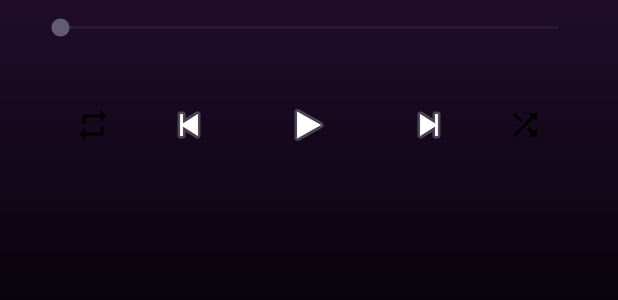
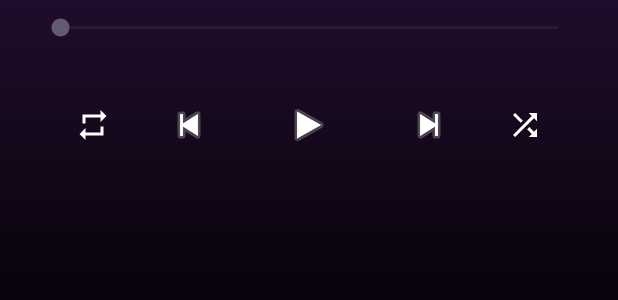
Before and after one commit to SansAC2206/music, an Android app: the layout activity_player.xml on its own in the app's theme, with its tools: preview values and no code run, on a phone screen of 412 x 824 dp. Shown: the part 820-1120 px from the top of the screen. Run offline under Robolectric (Android 15) with nearby library versions, the phone set to English and light mode, and no system bars.

```diff
--- a/app/src/main/res/layout/activity_player.xml
+++ b/app/src/main/res/layout/activity_player.xml
@@ -2,6 +2,7 @@
 <LinearLayout xmlns:android="http://schemas.android.com/apk/res/android"
     android:layout_width="match_parent"
     android:layout_height="match_parent"
+    xmlns:app="http://schemas.android.com/apk/res-auto"
     android:orientation="vertical"
     android:gravity="center"
     android:padding="24dp">
@@ -59,7 +60,8 @@
             android:layout_width="48dp"
             android:layout_height="48dp"
             android:src="@drawable/ic_repeat"
-            android:backgroundTint="@color/transparent"/>
+            android:backgroundTint="@color/transparent"
+            app:tint="@color/white"/>
 
         <ImageButton
             android:id="@+id/prevButton"
@@ -93,6 +95,7 @@
             android:layout_width="48dp"
             android:layout_height="48dp"
             android:src="@drawable/ic_shuffle"
-            android:backgroundTint="@color/transparent"/>
+            android:backgroundTint="@color/transparent"
+            app:tint="@color/white"/>
     </LinearLayout>
 </LinearLayout>
```
Also changed, not shown: app/src/main/java/com/example/music/MainActivity.java (+14 -9 lines).
